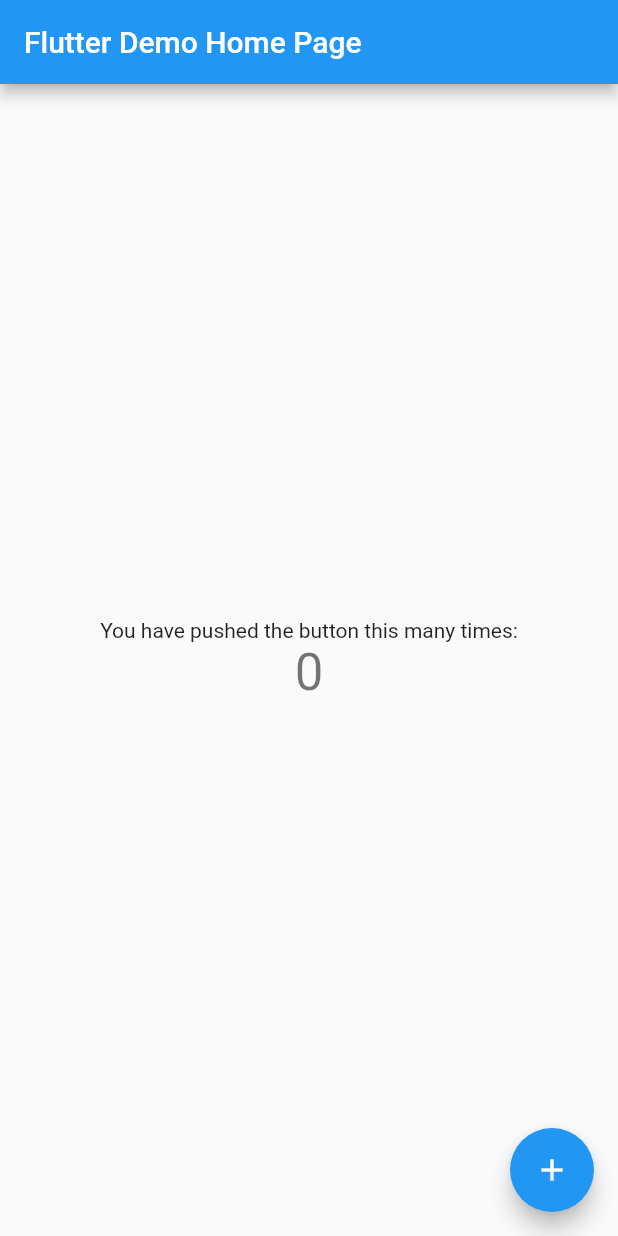
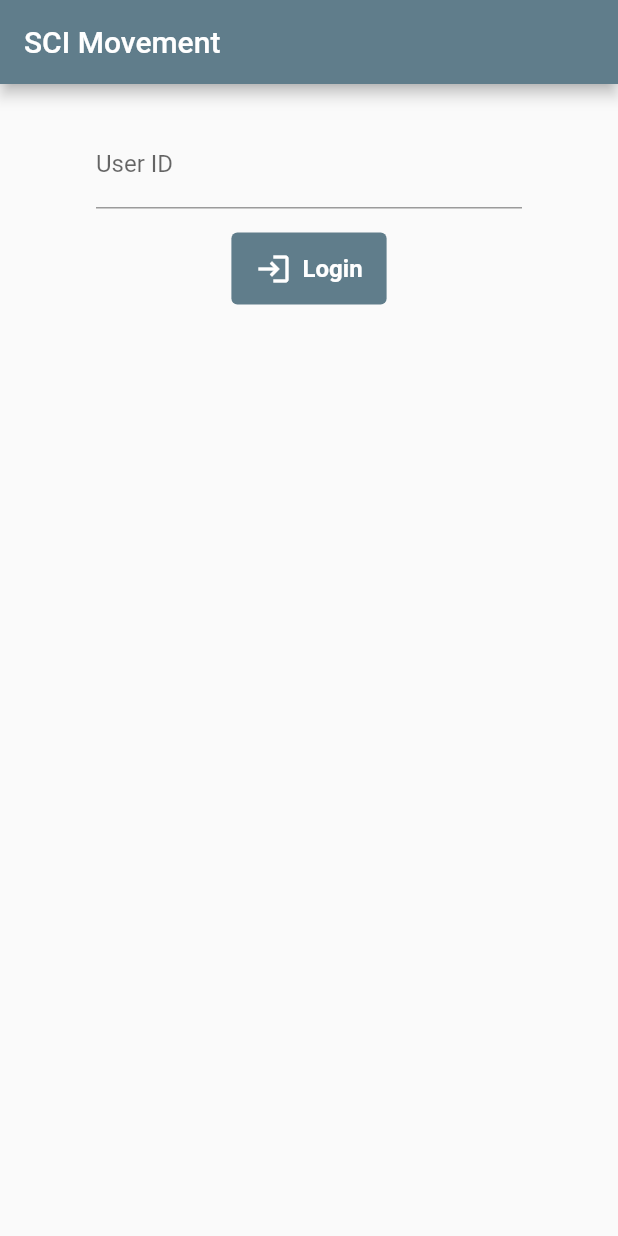
Before and after one commit to hci-gu/sci-project, a Flutter app: the screen it shows after launch, on a phone screen of 412 x 824 dp. Run offline on Flutter 3.47's test engine with Material 2 defaults, Android fonts, the phone set to English and light mode, and no system bars; our stand-ins replace flutter_hooks, go_router, shared_preferences.

Commit message:
initial app code

```diff
--- /dev/null
+++ b/app/lib/api.dart
@@ -0,0 +1,56 @@
+import 'dart:convert';
+import 'package:http/http.dart' as http;
+
+const String apiUrl = 'https://sci-api.appadem.in';
+
+class User {
+  final String id;
+  final double weight;
+
+  User({
+    required this.id,
+    required this.weight,
+  });
+
+  factory User.fromJson(Map<String, dynamic> json) {
+    return User(
+      id: json['id'],
+      weight: json['weight'],
+    );
+  }
+}
+
+class Api {
+  String _userId = '';
+
+  void clearUserId() {
+    _userId = '';
+  }
+
+  Future<User?> getUser(String id) async {
+    var url = Uri.parse('$apiUrl/users/$id');
+    var response = await http.get(
+      url,
+      headers: {
+        'Content-Type': 'application/json',
+      },
+    );
+
+    if (response.statusCode == 404) return null;
+
+    _userId = id;
+
+    return User.fromJson(json.decode(response.body));
+  }
+
+  Future getData() async {
+    print(_userId);
+  }
+
+  // Use API as a singleton
+  static final Api _instance = Api._internal();
+  factory Api() {
+    return _instance;
+  }
+  Api._internal();
+}
--- a/app/lib/main.dart
+++ b/app/lib/main.dart
@@ -1,115 +1,72 @@
 import 'package:flutter/material.dart';
+import 'package:go_router/go_router.dart';
+import 'package:provider/provider.dart';
+import 'package:scimovement/model.dart';
+import 'package:scimovement/models/auth.dart';
+import 'package:scimovement/screens/login_screen.dart';
+import 'package:scimovement/theme/theme.dart';
 
-void main() {
-  runApp(const MyApp());
+void main() async {
+  final auth = AuthModel();
+  await auth.init();
+  runApp(App(auth: auth));
 }
 
-class MyApp extends StatelessWidget {
-  const MyApp({Key? key}) : super(key: key);
+class App extends StatelessWidget {
+  final AuthModel auth;
 
-  // This widget is the root of your application.
+  App({Key? key, required this.auth}) : super(key: key);
+
   @override
   Widget build(BuildContext context) {
-    return MaterialApp(
-      title: 'Flutter Demo',
-      theme: ThemeData(
-        // This is the theme of your application.
-        //
-        // Try running your application with "flutter run". You'll see the
-        // application has a blue toolbar. Then, without quitting the app, try
-        // changing the primarySwatch below to Colors.green and then invoke
-        // "hot reload" (press "r" in the console where you ran "flutter run",
-        // or simply save your changes to "hot reload" in a Flutter IDE).
-        // Notice that the counter didn't reset back to zero; the application
-        // is not restarted.
-        primarySwatch: Colors.blue,
+    return MultiProvider(
+      providers: [
+        ChangeNotifierProvider<AuthModel>.value(value: auth),
+      ],
+      child: MaterialApp.router(
+        title: 'SCI-Movement',
+        theme: AppTheme.theme,
+        routeInformationParser: _router.routeInformationParser,
+        routerDelegate: _router.routerDelegate,
+        debugShowCheckedModeBanner: false,
       ),
-      home: const MyHomePage(title: 'Flutter Demo Home Page'),
+    );
+  }
+
+  late final _router = GoRouter(
+    initialLocation: '/login',
+    routes: [
+      GoRoute(
+        name: 'home',
+        path: '/',
+        builder: (_, __) => const Home(),
+      ),
+      GoRoute(
+        name: 'login',
+        path: '/login',
+        builder: (_, __) => const LoginScreen(),
+      ),
+    ],
+    redirect: (state) {
+      if (!auth.loggedIn && state.location != '/login') {
+        return '/login';
+      }
+      return null;
+    },
+    refreshListenable: auth,
+  );
+}
+
+class Home extends StatelessWidget {
+  const Home({Key? key}) : super(key: key);
+
+  @override
+  Widget build(BuildContext context) {
+    return Scaffold(
+      appBar: AppBar(
+        title: const Text('SCI-Movement'),
+      ),
+      body: const Center(child: Text('Hello')),
     );
   }
 }
-
-class MyHomePage extends StatefulWidget {
-  const MyHomePage({Key? key, required this.title}) : super(key: key);
-
-  // This widget is the home page of your application. It is stateful, meaning
-  // that it has a State object (defined below) that contains fields that affect
-  // how it looks.
-
-  // This class is the configuration for the state. It holds the values (in this
-  // case the title) provided by the parent (in this case the App widget) and
-  // used by the build method of the State. Fields in a Widget subclass are
-  // always marked "final".
-
-  final String title;
-
-  @override
-  State<MyHomePage> createState() => _MyHomePageState();
-}
-
-class _MyHomePageState extends State<MyHomePage> {
-  int _counter = 0;
-
-  void _incrementCounter() {
-    setState(() {
-      // This call to setState tells the Flutter framework that something has
-      // changed in this State, which causes it to rerun the build method below
-      // so that the display can reflect the updated values. If we changed
-      // _counter without calling setState(), then the build method would not be
-      // called again, and so nothing would appear to happen.
-      _counter++;
-    });
-  }
-
-  @override
-  Widget build(BuildContext context) {
-    // This method is rerun every time setState is called, for instance as done
-    // by the _incrementCounter method above.
-    //
-    // The Flutter framework has been optimized to make rerunning build methods
-    // fast, so that you can just rebuild anything that needs updating rather
-    // than having to individually change instances of widgets.
-    return Scaffold(
-      appBar: AppBar(
-        // Here we take the value from the MyHomePage object that was created by
-        // the App.build method, and use it to set our appbar title.
-        title: Text(widget.title),
-      ),
-      body: Center(
-        // Center is a layout widget. It takes a single child and positions it
-        // in the middle of the parent.
-        child: Column(
-          // Column is also a layout widget. It takes a list of children and
-          // arranges them vertically. By default, it sizes itself to fit its
-          // children horizontally, and tries to be as tall as its parent.
-          //
-          // Invoke "debug painting" (press "p" in the console, choose the
-          // "Toggle Debug Paint" action from the Flutter Inspector in Android
-          // Studio, or the "Toggle Debug Paint" command in Visual Studio Code)
-          // to see the wireframe for each widget.
-          //
-          // Column has various properties to control how it sizes itself and
-          // how it positions its children. Here we use mainAxisAlignment to
-          // center the children vertically; the main axis here is the vertical
-          // axis because Columns are vertical (the cross axis would be
-          // horizontal).
-          mainAxisAlignment: MainAxisAlignment.center,
-          children: <Widget>[
-            const Text(
-              'You have pushed the button this many times:',
-            ),
-            Text(
-              '$_counter',
-              style: Theme.of(context).textTheme.headline4,
-            ),
-          ],
-        ),
-      ),
-      floatingActionButton: FloatingActionButton(
-        onPressed: _incrementCounter,
-        tooltip: 'Increment',
-        child: const Icon(Icons.add),
-      ), // This trailing comma makes auto-formatting nicer for build methods.
-    );
-  }
-}
--- /dev/null
+++ b/app/lib/model.dart
@@ -0,0 +1,3 @@
+import 'package:flutter/material.dart';
+
+class Model extends ChangeNotifier {}
--- /dev/null
+++ b/app/lib/models/auth.dart
@@ -0,0 +1,40 @@
+import 'package:flutter/material.dart';
+import 'package:scimovement/api.dart';
+import 'package:scimovement/storage.dart';
+
+class AuthModel extends ChangeNotifier {
+  bool _initialized = false;
+  bool _loggedIn = false;
+
+  bool get initialized => _initialized;
+  bool get loggedIn => _loggedIn;
+
+  Future init() async {
+    String? userId = await Storage.getUserId();
+    if (userId != null) {
+      await login(userId);
+    }
+
+    _initialized = true;
+    notifyListeners();
+  }
+
+  Future<bool> login(String userId) async {
+    User? user = await Api().getUser(userId);
+
+    if (user != null) {
+      await Storage.storeUserId(userId);
+      _loggedIn = true;
+      notifyListeners();
+    }
+
+    return user != null;
+  }
+
+  Future logout() async {
+    Api().clearUserId();
+    await Storage.clearUserId();
+    _loggedIn = false;
+    notifyListeners();
+  }
+}
--- /dev/null
+++ b/app/lib/screens/login_screen.dart
@@ -0,0 +1,46 @@
+import 'package:flutter/material.dart';
+import 'package:flutter_hooks/flutter_hooks.dart';
+import 'package:provider/provider.dart';
+import 'package:go_router/go_router.dart';
+import 'package:scimovement/models/auth.dart';
+import 'package:scimovement/theme/theme.dart';
+
+class LoginScreen extends HookWidget {
+  const LoginScreen({Key? key}) : super(key: key);
+
+  @override
+  Widget build(BuildContext context) {
+    AuthModel auth = Provider.of<AuthModel>(context, listen: false);
+    final _userIdController = useTextEditingController();
+
+    return Scaffold(
+      appBar: AppBar(
+        backgroundColor: Colors.blueGrey,
+        title: const Text('SCI Movement'),
+      ),
+      body: Padding(
+        padding: const EdgeInsets.symmetric(horizontal: 64.0, vertical: 24.0),
+        child: Column(
+          children: [
+            TextField(
+              controller: _userIdController,
+              decoration: const InputDecoration(
+                labelText: 'User ID',
+              ),
+            ),
+            const SizedBox(height: 16.0),
+            TextButton.icon(
+              style: AppTheme.buttonStyle,
+              onPressed: () async {
+                bool success = await auth.login(_userIdController.text);
+                if (success) context.goNamed('home');
+              },
+              icon: Icon(Icons.login, color: AppTheme.colors.white),
+              label: Text('Login', style: AppTheme.buttonTextStyle),
+            )
+          ],
+        ),
+      ),
+    );
+  }
+}
--- /dev/null
+++ b/app/lib/storage.dart
@@ -0,0 +1,19 @@
+import 'package:shared_preferences/shared_preferences.dart';
+
+class Storage {
+  static Future<String?> getUserId() async {
+    final SharedPreferences prefs = await SharedPreferences.getInstance();
+    final String? userId = prefs.getString('userId');
+    return userId;
+  }
+
+  static Future storeUserId(String userId) async {
+    final SharedPreferences prefs = await SharedPreferences.getInstance();
+    prefs.setString('userId', userId);
+  }
+
+  static Future clearUserId() async {
+    final SharedPreferences prefs = await SharedPreferences.getInstance();
+    prefs.remove('userId');
+  }
+}
--- /dev/null
+++ b/app/lib/theme/theme.dart
@@ -0,0 +1,48 @@
+import 'package:flutter/material.dart';
+import 'package:scimovement/theme/utils.dart';
+
+class AppColors {
+  final primary = Colors.blueGrey.shade500;
+  final primaryDark = Colors.blueGrey.shade700;
+  final white = Colors.white;
+}
+
+class AppTheme {
+  static AppColors colors = AppColors();
+  static const MaterialColor primarySwatch = Colors.blueGrey;
+
+  static double basePadding = 8.0;
+
+  static ThemeData theme = ThemeData(
+    primarySwatch: primarySwatch,
+    primaryColor: colors.primary,
+    primaryColorDark: colors.primaryDark,
+    backgroundColor: colors.white,
+  );
+
+  static TextStyle buttonTextStyle = TextStyle(
+    color: colors.white,
+    fontSize: 16,
+    fontWeight: FontWeight.w600,
+  );
+
+  static EdgeInsetsGeometry screenPadding = EdgeInsets.symmetric(
+      horizontal: basePadding * 3, vertical: basePadding * 2);
+  static EdgeInsetsGeometry elementPadding = EdgeInsets.symmetric(
+    horizontal: basePadding * 2,
+    vertical: basePadding * 1.5,
+  );
+
+  static ButtonStyle buttonStyle = ButtonStyle(
+    padding: MaterialStateProperty.all<EdgeInsetsGeometry>(elementPadding),
+    backgroundColor: MaterialStateProperty.resolveWith<Color>(
+      (Set<MaterialState> states) {
+        if (states.contains(MaterialState.pressed)) {
+          return primarySwatch.shade600;
+        }
+        return primarySwatch.shade500;
+      },
+    ),
+    textStyle: MaterialStateProperty.all<TextStyle>(buttonTextStyle),
+  );
+}
```
Also changed, not shown: app/lib/theme/utils.dart (added, +21 -0 lines), app/pubspec.yaml (+6 -35 lines), app/pubspec.lock, 3 other files.
